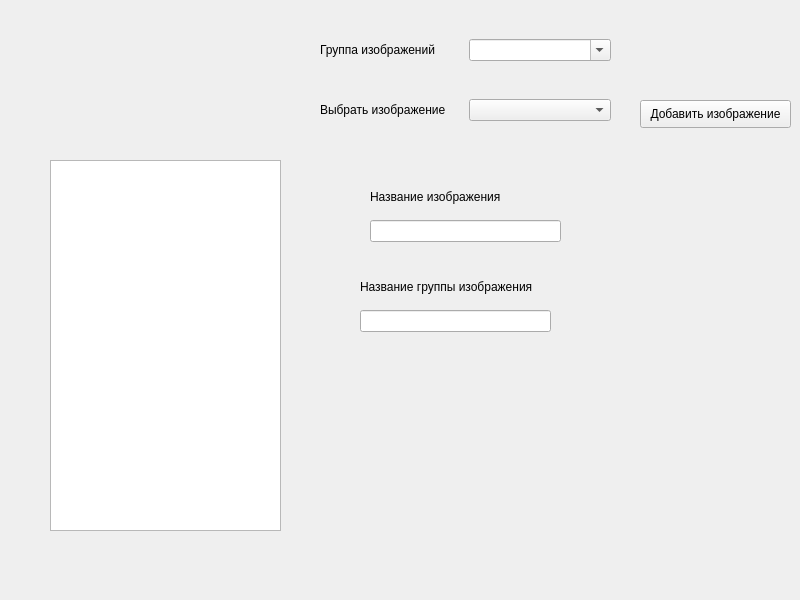
Before: the Qt Designer form Lab_1/MainWindow.ui in StrangeIlia/NeuralWeb, drawn with Qt 5.
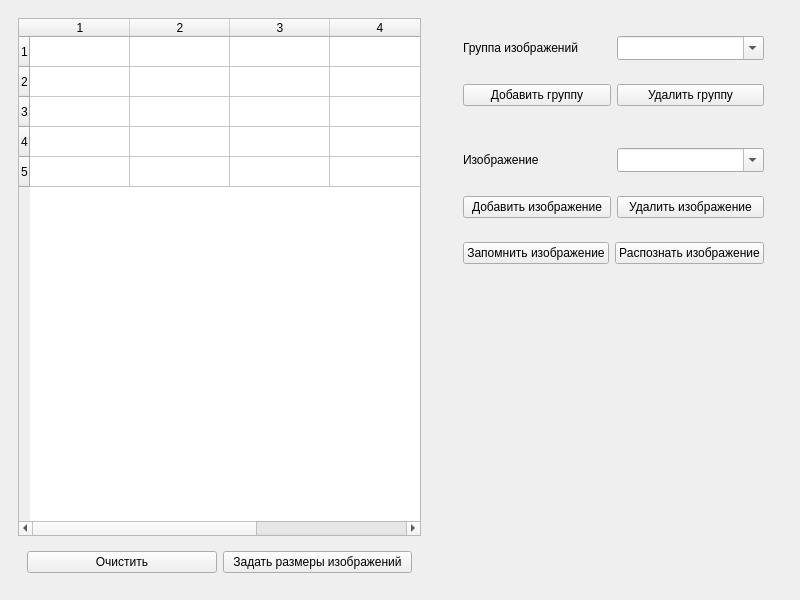
After: the same form once the commit is applied.

Patch:
```diff
--- a/Lab_1/MainWindow.ui
+++ b/Lab_1/MainWindow.ui
@@ -14,47 +14,88 @@
    <string>Бойчук Илья. Нейронные сети. Лаб 1.</string>
   </property>
   <widget class="QWidget" name="centralwidget">
-   <widget class="QTableWidget" name="tableWidget">
-    <property name="geometry">
-     <rect>
-      <x>50</x>
-      <y>160</y>
-      <width>231</width>
-      <height>371</height>
-     </rect>
-    </property>
-   </widget>
-   <widget class="QWidget" name="widget" native="true">
-    <property name="geometry">
-     <rect>
-      <x>370</x>
-      <y>180</y>
-      <width>191</width>
-      <height>62</height>
-     </rect>
-    </property>
-    <layout class="QVBoxLayout" name="verticalLayout">
+   <layout class="QHBoxLayout" name="horizontalLayout_6">
+    <item>
+     <widget class="QWidget" name="widget_9" native="true">
+      <layout class="QVBoxLayout" name="verticalLayout_4">
+       <item>
+        <widget class="QTableWidget" name="table">
+         <property name="verticalScrollBarPolicy">
+          <enum>Qt::ScrollBarAsNeeded</enum>
+         </property>
+         <property name="horizontalScrollBarPolicy">
+          <enum>Qt::ScrollBarAsNeeded</enum>
+         </property>
+         <property name="sizeAdjustPolicy">
+          <enum>QAbstractScrollArea::AdjustIgnored</enum>
+         </property>
+         <property name="editTriggers">
+          <set>QAbstractItemView::AnyKeyPressed|QAbstractItemView::EditKeyPressed|QAbstractItemView::SelectedClicked</set>
+         </property>
+         <property name="selectionMode">
+          <enum>QAbstractItemView::SingleSelection</enum>
+         </property>
+         <property name="verticalScrollMode">
+          <enum>QAbstractItemView::ScrollPerItem</enum>
+         </property>
+         <property name="rowCount">
+          <number>5</number>
+         </property>
+         <property name="columnCount">
+          <number>5</number>
+         </property>
+         <attribute name="horizontalHeaderCascadingSectionResizes">
+          <bool>false</bool>
+         </attribute>
+         <attribute name="horizontalHeaderStretchLastSection">
+          <bool>false</bool>
+         </attribute>
+         <attribute name="verticalHeaderStretchLastSection">
+          <bool>false</bool>
+         </attribute>
+         <row/>
+         <row/>
+         <row/>
+         <row/>
+         <row/>
+         <column/>
+         <column/>
+         <column/>
+         <column/>
+         <column/>
+        </widget>
+       </item>
      <item>
-      <widget class="QLabel" name="label_2">
+        <widget class="QWidget" name="widget_10" native="true">
+         <layout class="QHBoxLayout" name="horizontalLayout_7">
+          <item>
+           <widget class="QPushButton" name="clear">
        <property name="text">
-        <string>Название изображения</string>
+             <string>Очистить</string>
        </property>
       </widget>
      </item>
      <item>
-      <widget class="QLineEdit" name="lineEdit"/>
+           <widget class="QPushButton" name="setImageSize">
+            <property name="text">
+             <string>Задать размеры изображений</string>
+            </property>
+           </widget>
      </item>
     </layout>
    </widget>
+       </item>
+      </layout>
+     </widget>
+    </item>
+    <item>
+     <widget class="QWidget" name="widget_7" native="true">
+      <layout class="QVBoxLayout" name="verticalLayout_3">
+       <item>
+        <widget class="QWidget" name="widget_6" native="true">
+         <layout class="QVBoxLayout" name="verticalLayout_2">
+          <item>
    <widget class="QWidget" name="widget_2" native="true">
-    <property name="geometry">
-     <rect>
-      <x>320</x>
-      <y>30</y>
-      <width>291</width>
-      <height>40</height>
-     </rect>
-    </property>
     <layout class="QHBoxLayout" name="horizontalLayout">
      <item>
       <widget class="QLabel" name="label">
@@ -68,67 +109,129 @@
        <property name="editable">
         <bool>true</bool>
        </property>
+               <property name="insertPolicy">
+                <enum>QComboBox::InsertAtCurrent</enum>
+               </property>
+               <property name="sizeAdjustPolicy">
+                <enum>QComboBox::AdjustToMinimumContentsLengthWithIcon</enum>
+               </property>
       </widget>
      </item>
     </layout>
    </widget>
+          </item>
+          <item>
+           <widget class="QWidget" name="widget_4" native="true">
+            <layout class="QHBoxLayout" name="horizontalLayout_4">
+             <item>
+              <widget class="QPushButton" name="addGroup">
+               <property name="text">
+                <string>Добавить группу</string>
+               </property>
+              </widget>
+             </item>
+             <item>
+              <widget class="QPushButton" name="removeGroup">
+               <property name="text">
+                <string>Удалить группу</string>
+               </property>
+              </widget>
+             </item>
+            </layout>
+           </widget>
+          </item>
+         </layout>
+        </widget>
+       </item>
+       <item>
    <widget class="QWidget" name="widget_3" native="true">
-    <property name="geometry">
-     <rect>
-      <x>320</x>
-      <y>90</y>
-      <width>291</width>
-      <height>40</height>
-     </rect>
-    </property>
+         <layout class="QVBoxLayout" name="verticalLayout">
+          <item>
+           <widget class="QWidget" name="widget_5" native="true">
+            <layout class="QHBoxLayout" name="horizontalLayout_3">
+             <item>
+              <widget class="QLabel" name="label_5">
+               <property name="text">
+                <string>Изображение</string>
+               </property>
+              </widget>
+             </item>
+             <item>
+              <widget class="QComboBox" name="image">
+               <property name="editable">
+                <bool>true</bool>
+               </property>
+               <property name="insertPolicy">
+                <enum>QComboBox::InsertAtCurrent</enum>
+               </property>
+               <property name="sizeAdjustPolicy">
+                <enum>QComboBox::AdjustToMinimumContentsLengthWithIcon</enum>
+               </property>
+              </widget>
+             </item>
+            </layout>
+           </widget>
+          </item>
+          <item>
+           <widget class="QWidget" name="widget" native="true">
     <layout class="QHBoxLayout" name="horizontalLayout_2">
      <item>
-      <widget class="QLabel" name="label_3">
-       <property name="text">
-        <string>Выбрать изображение</string>
-       </property>
-      </widget>
-     </item>
-     <item>
-      <widget class="QComboBox" name="comboBox_ImNum"/>
-     </item>
-    </layout>
-   </widget>
-   <widget class="QPushButton" name="pushButton">
-    <property name="geometry">
-     <rect>
-      <x>640</x>
-      <y>100</y>
-      <width>151</width>
-      <height>28</height>
-     </rect>
-    </property>
+              <widget class="QPushButton" name="addImage">
     <property name="text">
      <string>Добавить изображение</string>
     </property>
    </widget>
-   <widget class="QWidget" name="widget_4" native="true">
-    <property name="geometry">
-     <rect>
-      <x>360</x>
-      <y>270</y>
-      <width>191</width>
-      <height>62</height>
-     </rect>
-    </property>
-    <layout class="QVBoxLayout" name="verticalLayout_2">
+             </item>
+             <item>
+              <widget class="QPushButton" name="removeImage">
+               <property name="text">
+                <string>Удалить изображение</string>
+               </property>
+              </widget>
+             </item>
+            </layout>
+           </widget>
+          </item>
      <item>
-      <widget class="QLabel" name="label_4">
+           <widget class="QWidget" name="widget_8" native="true">
+            <layout class="QHBoxLayout" name="horizontalLayout_5">
+             <item>
+              <widget class="QPushButton" name="saveImage">
        <property name="text">
-        <string>Название группы изображения</string>
+                <string>Запомнить изображение</string>
        </property>
       </widget>
      </item>
      <item>
-      <widget class="QLineEdit" name="lineEdit_2"/>
+              <widget class="QPushButton" name="recognizeImage">
+               <property name="text">
+                <string>Распознать изображение</string>
+               </property>
+              </widget>
      </item>
     </layout>
    </widget>
+          </item>
+         </layout>
+        </widget>
+       </item>
+       <item>
+        <spacer name="verticalSpacer">
+         <property name="orientation">
+          <enum>Qt::Vertical</enum>
+         </property>
+         <property name="sizeHint" stdset="0">
+          <size>
+           <width>20</width>
+           <height>40</height>
+          </size>
+         </property>
+        </spacer>
+       </item>
+      </layout>
+     </widget>
+    </item>
+   </layout>
   </widget>
  </widget>
  <resources/>
```
Left out of the diff: 2 changed lines with no effect on the pictures. Lines whose indentation alone changed are shown as unchanged.
